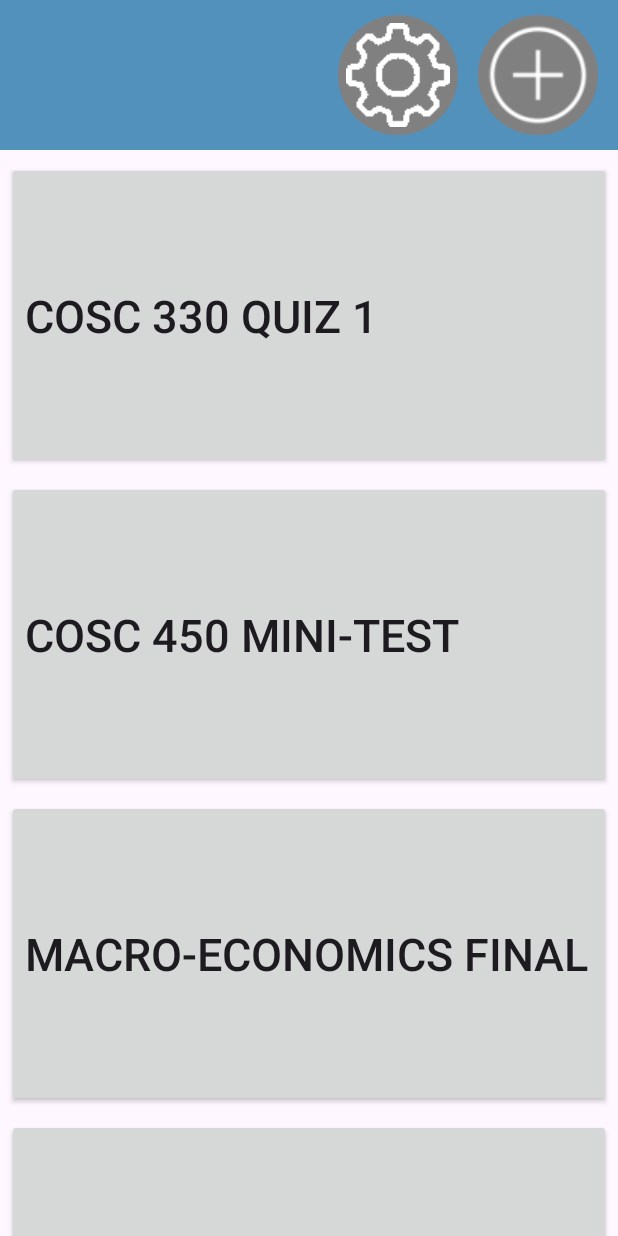
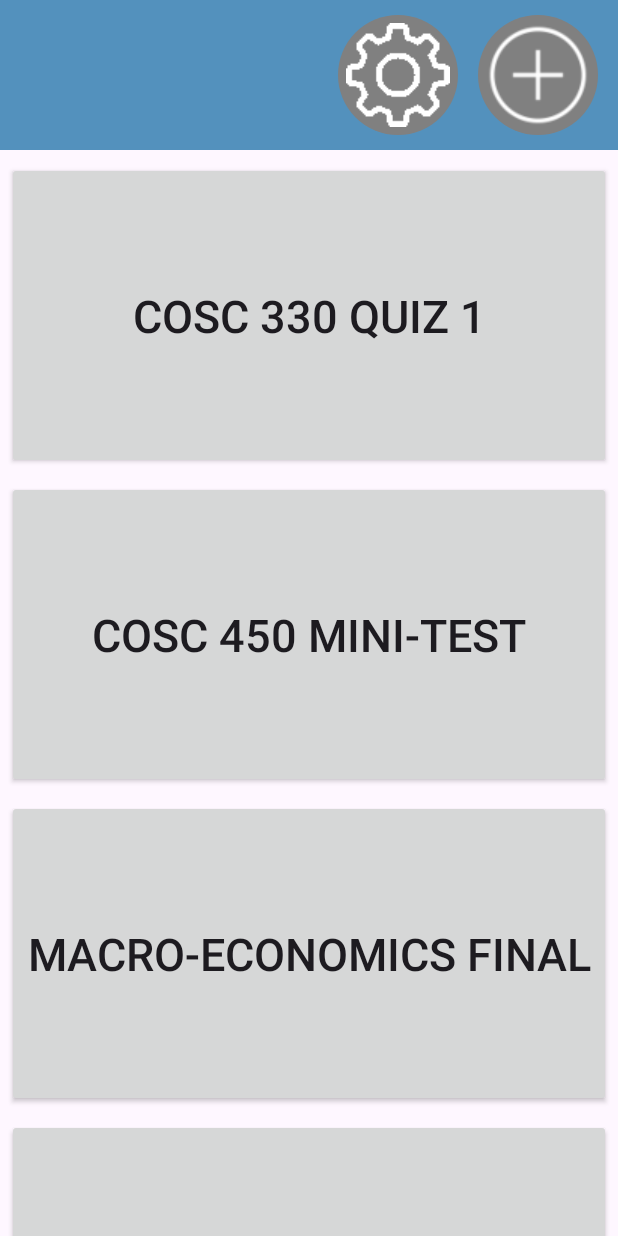
Before and after one commit to ncorcoran771/FlashcardApp, an Android app: the screen it shows after launch (MainActivity), on a phone screen of 412 x 824 dp. Run offline under Robolectric (Android 15) with nearby library versions, the phone set to English and light mode, and no system bars.

Commit message:
Centered Text

```diff
--- a/app/src/main/java/com/hfad/flashcardapp/MainActivity.java
+++ b/app/src/main/java/com/hfad/flashcardapp/MainActivity.java
@@ -36,7 +36,7 @@ public class MainActivity extends AppCompatActivity {
 
     private void set_flashcard_settings(Button new_button){
         new_button.setTextSize(TypedValue.COMPLEX_UNIT_SP, 30);
-        new_button.setGravity(Gravity.START | Gravity.CENTER_VERTICAL);
+        new_button.setGravity(Gravity.CENTER | Gravity.CENTER_VERTICAL);
         LinearLayout.LayoutParams params = new LinearLayout.LayoutParams(
                 LinearLayout.LayoutParams.MATCH_PARENT,
                 (int) TypedValue.applyDimension(TypedValue.COMPLEX_UNIT_DIP, 205, getResources().getDisplayMetrics())
```
